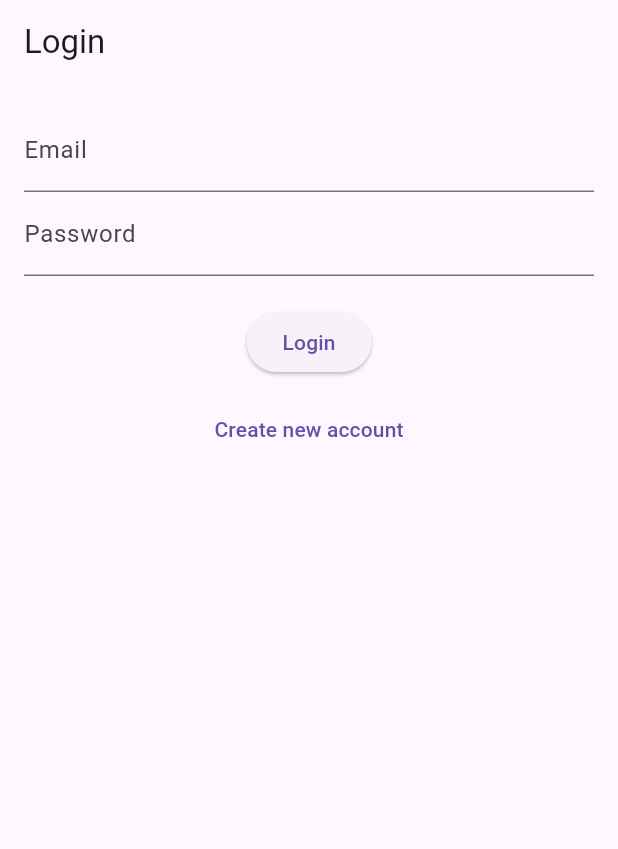
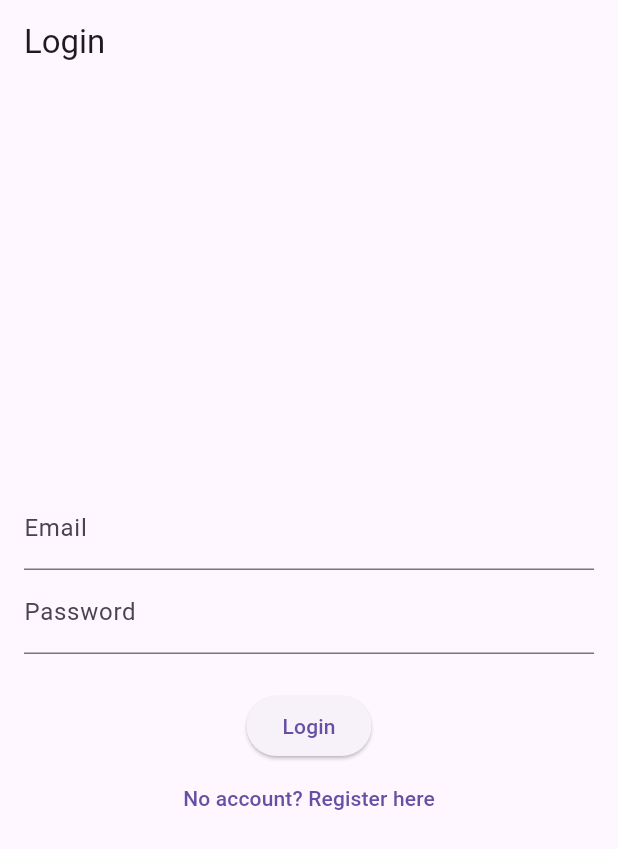
Before and after one commit to malaviakrisha/SmartTourismApp, a Flutter app: the screen it shows after launch, on a phone screen of 412 x 824 dp. Shown: the top 849 px of the screen. Run offline on Flutter 3.47's test engine with Material 3 defaults, Android fonts, the light colour scheme and no system bars; our stand-ins replace cloud_firestore, firebase_auth, firebase_core; accounts and stored records are empty.

Commit message:
Authentication(login and signup)

```diff
--- a/lib/main.dart
+++ b/lib/main.dart
@@ -1,12 +1,7 @@
 import 'package:flutter/material.dart';
 import 'package:firebase_core/firebase_core.dart';
-import 'package:firebase_auth/firebase_auth.dart';
-import 'package:cloud_firestore/cloud_firestore.dart';
 import 'firebase_options.dart';
-import 'screens/login_page.dart';
-import 'screens/user_home_page.dart';
-import 'screens/artist_home_page.dart';
-import 'screens/admin_home_page.dart';
+import 'widget_tree.dart';
 
 void main() async {
   WidgetsFlutterBinding.ensureInitialized();
@@ -23,102 +18,8 @@ class MyApp extends StatelessWidget {
   Widget build(BuildContext context) {
     return MaterialApp(
       debugShowCheckedModeBanner: false,
-      title: 'Smart Tourism',
-      theme: ThemeData(primarySwatch: Colors.green),
-      home: const AuthGate(),
+      title: 'Smart Tourism App',
+      home: const WidgetTree(),
     );
   }
 }
-
-class AuthGate extends StatelessWidget {
-  const AuthGate({super.key});
-
-  @override
-  Widget build(BuildContext context) {
-    return StreamBuilder<User?>(
-      stream: FirebaseAuth.instance.authStateChanges(),
-      builder: (context, snapshot) {
-        // Still checking auth state
-        if (snapshot.connectionState == ConnectionState.waiting) {
-          return const Scaffold(
-            body: Center(child: CircularProgressIndicator()),
-          );
-        }
-
-        // User not logged in
-        if (!snapshot.hasData) {
-          return const LoginPage();
-        }
-
-        final user = snapshot.data!;
-
-        // Fetch Firestore document safely
-        return FutureBuilder<DocumentSnapshot>(
-          future: FirebaseFirestore.instance.collection('users').doc(user.uid).get(),
-          builder: (context, roleSnapshot) {
-            if (roleSnapshot.connectionState == ConnectionState.waiting) {
-              return const Scaffold(
-                body: Center(child: CircularProgressIndicator()),
-              );
-            }
-
-            if (!roleSnapshot.hasData || !roleSnapshot.data!.exists) {
-              // Firestore doc missing
-              return Scaffold(
-                body: Center(
-                  child: Column(
-                    mainAxisAlignment: MainAxisAlignment.center,
-                    children: [
-                      const Text('User data not found'),
-                      const SizedBox(height: 20),
-                      ElevatedButton(
-                        onPressed: () => FirebaseAuth.instance.signOut(),
-                        child: const Text('Go back to Login'),
-                      ),
-                    ],
-                  ),
-                ),
-              );
-            }
-
-            // Get role
-            final data = roleSnapshot.data!.data() as Map<String, dynamic>;
-            final role = data['role'] as String?;
-
-            if (role == null) {
-              return Scaffold(
-                body: Center(
-                  child: Column(
-                    mainAxisAlignment: MainAxisAlignment.center,
-                    children: [
-                      const Text('User role not set'),
-                      const SizedBox(height: 20),
-                      ElevatedButton(
-                        onPressed: () => FirebaseAuth.instance.signOut(),
-                        child: const Text('Go back to Login'),
-                      ),
-                    ],
-                  ),
-                ),
-              );
-            }
-
-            // Route based on role
-            switch (role) {
-              case 'Tourist':
-                return const UserHomePage();
-              case 'Artist':
-                return const ArtistHomePage();
-              case 'Admin':
-                return const AdminHomePage();
-              default:
-                return Scaffold(
-                  body: Center(child: Text('Unknown role: $role')),
-                );
-            }
-          },
-        );
-      },
-    );
-  }
-}
--- a/lib/screens/login_page.dart
+++ /dev/null
@@ -1,123 +0,0 @@
-import 'package:flutter/material.dart';
-import 'package:firebase_auth/firebase_auth.dart';
-import 'package:cloud_firestore/cloud_firestore.dart';
-
-class LoginPage extends StatefulWidget {
-  const LoginPage({super.key});
-
-  @override
-  State<LoginPage> createState() => _LoginPageState();
-}
-
-class _LoginPageState extends State<LoginPage> {
-  final _auth = FirebaseAuth.instance;
-  final _firestore = FirebaseFirestore.instance;
-
-  final _emailController = TextEditingController();
-  final _passwordController = TextEditingController();
-  final _nameController = TextEditingController();
-
-  String? _selectedRole;
-  bool _isLogin = true;
-  bool _isLoading = false;
-
-  void _toggleForm() {
-    setState(() => _isLogin = !_isLogin);
-  }
-
-  Future<void> _submit() async {
-    final email = _emailController.text.trim();
-    final password = _passwordController.text.trim();
-    final name = _nameController.text.trim();
-    final role = _selectedRole;
-
-    if (email.isEmpty || password.isEmpty || (!_isLogin && (name.isEmpty || role == null))) {
-      ScaffoldMessenger.of(context).showSnackBar(
-        const SnackBar(content: Text('Please fill all required fields')),
-      );
-      return;
-    }
-
-    setState(() => _isLoading = true);
-
-    try {
-      if (_isLogin) {
-        // LOGIN
-        await _auth.signInWithEmailAndPassword(email: email, password: password);
-      } else {
-        // SIGNUP
-        final cred = await _auth.createUserWithEmailAndPassword(email: email, password: password);
-
-        // Save Firestore document with UID
-        await _firestore.collection('users').doc(cred.user!.uid).set({
-          'uid': cred.user!.uid,
-          'name': name,
-          'email': email,
-          'role': role,
-        });
-
-        print('User created: ${cred.user!.uid}, role: $role');
-      }
-    } on FirebaseAuthException catch (e) {
-      ScaffoldMessenger.of(context).showSnackBar(
-        SnackBar(content: Text(e.message ?? 'Authentication error')),
-      );
-    } finally {
-      setState(() => _isLoading = false);
-    }
-  }
-
-  @override
-  Widget build(BuildContext context) {
-    return Scaffold(
-      appBar: AppBar(title: Text(_isLogin ? 'Login' : 'Signup')),
-      body: Padding(
-        padding: const EdgeInsets.all(16),
-        child: SingleChildScrollView(
-          child: Column(
-            children: [
-              if (!_isLogin)
-                TextField(
-                  controller: _nameController,
-                  decoration: const InputDecoration(labelText: 'Name'),
-                ),
-              TextField(
-                controller: _emailController,
-                decoration: const InputDecoration(labelText: 'Email'),
-                keyboardType: TextInputType.emailAddress,
-              ),
-              TextField(
-                controller: _passwordController,
-                decoration: const InputDecoration(labelText: 'Password'),
-                obscureText: true,
-              ),
-              if (!_isLogin)
-                DropdownButtonFormField<String>(
-                  value: _selectedRole,
-                  items: const [
-                    DropdownMenuItem(value: 'Tourist', child: Text('Tourist')),
-                    DropdownMenuItem(value: 'Artist', child: Text('Artist')),
-                    DropdownMenuItem(value: 'Admin', child: Text('Admin')),
-                  ],
-                  onChanged: (val) => setState(() => _selectedRole = val),
-                  decoration: const InputDecoration(labelText: 'Select Role'),
-                ),
-              const SizedBox(height: 20),
-              _isLoading
-                  ? const CircularProgressIndicator()
-                  : ElevatedButton(
-                onPressed: _submit,
-                child: Text(_isLogin ? 'Login' : 'Signup'),
-              ),
-              const SizedBox(height: 10),
-              TextButton(
-                onPressed: _toggleForm,
-                child: Text(_isLogin ? 'Create new account' : 'Already have an account? Login'),
-              ),
-            ],
-          ),
-        ),
-      ),
-    );
-  }
-}
--- a/lib/screens/login_register_page.dart
+++ b/lib/screens/login_register_page.dart
@@ -0,0 +1,81 @@
+import 'package:flutter/material.dart';
+import '../auth.dart';
+
+class LoginRegisterPage extends StatefulWidget {
+  const LoginRegisterPage({super.key});
+
+  @override
+  State<LoginRegisterPage> createState() => _LoginRegisterPageState();
+}
+
+class _LoginRegisterPageState extends State<LoginRegisterPage> {
+  final _auth = AuthService();
+  bool isLogin = true;
+  final emailController = TextEditingController();
+  final passwordController = TextEditingController();
+  String selectedRole = 'tourist'; // default role
+  String? error;
+
+  @override
+  Widget build(BuildContext context) {
+    return Scaffold(
+      appBar: AppBar(title: Text(isLogin ? 'Login' : 'Register')),
+      body: Padding(
+        padding: const EdgeInsets.all(16.0),
+        child: Column(
+          mainAxisAlignment: MainAxisAlignment.center,
+          children: [
+            TextField(
+              controller: emailController,
+              decoration: const InputDecoration(labelText: 'Email'),
+            ),
+            TextField(
+              controller: passwordController,
+              obscureText: true,
+              decoration: const InputDecoration(labelText: 'Password'),
+            ),
+            if (!isLogin)
+              DropdownButton<String>(
+                value: selectedRole,
+                onChanged: (val) => setState(() => selectedRole = val!),
+                items: const [
+                  DropdownMenuItem(value: 'tourist', child: Text('Tourist')),
+                  DropdownMenuItem(value: 'artist', child: Text('Artist')),
+                  DropdownMenuItem(value: 'admin', child: Text('Admin')),
+                ],
+              ),
+            const SizedBox(height: 12),
+            if (error != null)
+              Text(error!, style: const TextStyle(color: Colors.red)),
+            const SizedBox(height: 12),
+            ElevatedButton(
+              onPressed: () async {
+                setState(() => error = null);
+                if (isLogin) {
+                  error = await _auth.signIn(
+                    email: emailController.text.trim(),
+                    password: passwordController.text.trim(),
+                  );
+                } else {
+                  error = await _auth.signUp(
+                    email: emailController.text.trim(),
+                    password: passwordController.text.trim(),
+                    role: selectedRole,
+                  );
+                }
+                if (error != null) setState(() {});
+              },
+              child: Text(isLogin ? 'Login' : 'Register'),
+            ),
+            TextButton(
+              onPressed: () => setState(() => isLogin = !isLogin),
+              child: Text(isLogin
+                  ? 'No account? Register here'
+                  : 'Already have an account? Login'),
+            )
+          ],
+        ),
+      ),
+    );
+  }
+}
--- /dev/null
+++ b/lib/widget_tree.dart
@@ -0,0 +1,59 @@
+import 'package:flutter/material.dart';
+import 'package:firebase_auth/firebase_auth.dart';
+import 'package:cloud_firestore/cloud_firestore.dart';
+import 'auth.dart';
+import 'screens/login_register_page.dart';
+import 'screens/admin_home_page.dart';
+import 'screens/artist_home_page.dart';
+import 'screens/user_home_page.dart';
+
+class WidgetTree extends StatelessWidget {
+  const WidgetTree({super.key});
+
+  Future<String?> getUserRole(String uid) async {
+    final doc =
+    await FirebaseFirestore.instance.collection('users').doc(uid).get();
+    return doc.data()?['role'];
+  }
+
+  @override
+  Widget build(BuildContext context) {
+    return StreamBuilder<User?>(
+      stream: AuthService().authStateChanges,
+      builder: (context, snapshot) {
+        if (snapshot.connectionState == ConnectionState.waiting) {
+          return const Scaffold(
+              body: Center(child: CircularProgressIndicator()));
+        }
+        if (!snapshot.hasData) {
+          return const LoginRegisterPage();
+        }
+
+        final user = snapshot.data!;
+        return FutureBuilder<String?>(
+          future: getUserRole(user.uid),
+          builder: (context, roleSnapshot) {
+            if (roleSnapshot.connectionState == ConnectionState.waiting) {
+              return const Scaffold(
+                  body: Center(child: CircularProgressIndicator()));
+            }
+
+            if (roleSnapshot.hasError || !roleSnapshot.hasData) {
+              return const Scaffold(
+                  body: Center(child: Text("Error loading role")));
+            }
+
+            switch (roleSnapshot.data) {
+              case 'admin':
+                return const AdminHomePage();
+              case 'artist':
+                return const ArtistHomePage();
+              default:
+                return const UserHomePage();
+            }
+          },
+        );
+      },
+    );
+  }
+}
--- a/pubspec.yaml
+++ b/pubspec.yaml
@@ -41,6 +41,7 @@ dependencies:
   google_maps_flutter: ^2.13.1
   dialog_flowtter: ^0.2.0-nullsafety.0
   provider: ^6.1.5+1
+  firebase_database: ^12.0.3
 
 dev_dependencies:
   flutter_test:
```
Also changed, not shown: lib/auth.dart (added, +52 -0 lines), lib/screens/admin_home_page.dart (+10 -6 lines), lib/screens/artist_home_page.dart (+10 -6 lines), lib/screens/user_home_page.dart (+9 -4 lines), lib/firebase_options.dart, pubspec.lock, 2 other files.
